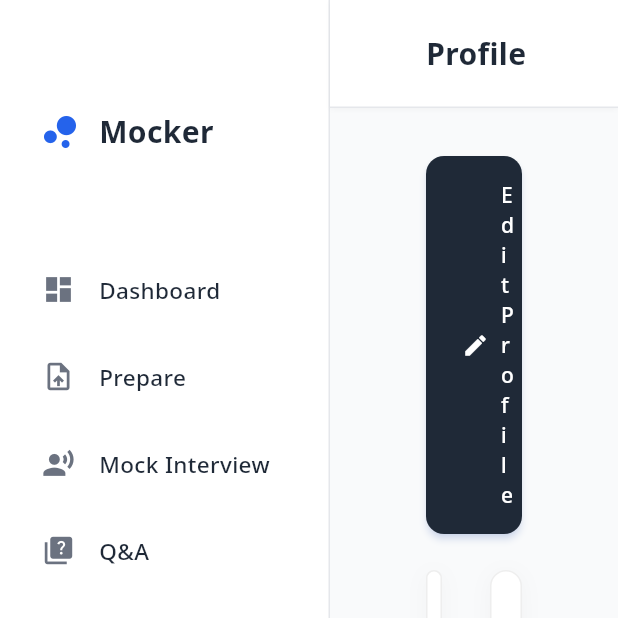
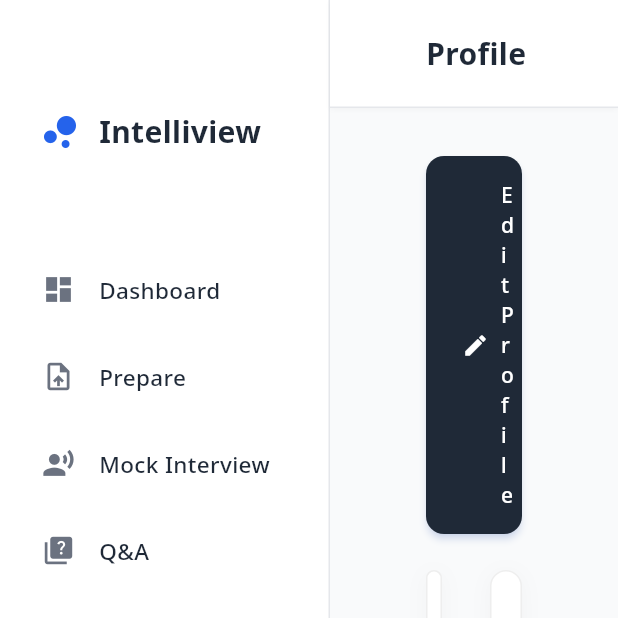
Before and after one commit to lydia-yan/Intelliview, a Flutter app: the screen it shows once a user with an empty profile is signed in, after a tap on the "person" icon, on a phone screen of 412 x 824 dp, the top half of it. Run offline on Flutter 3.47's test engine with Material 3 defaults, Android fonts, the phone set to English and light mode, and no system bars; our stand-ins replace file_picker, firebase_auth, firebase_core, google_fonts, google_sign_in, web; accounts and stored records are empty; network calls fail; statements that could not run were skipped.

Commit message:
Refactor: change the project name to Intelliview

```diff
--- a/frontend/mocker_web/lib/main.dart
+++ b/frontend/mocker_web/lib/main.dart
@@ -13,11 +13,11 @@ void main() async {
     options: DefaultFirebaseOptions.currentPlatform,
   );
 
-  runApp(const MockerApp());
+  runApp(const IntelliviewApp());
 }
 
-class MockerApp extends StatelessWidget {
-  const MockerApp({super.key});
+class IntelliviewApp extends StatelessWidget {
+  const IntelliviewApp({super.key});
 
   @override
   Widget build(BuildContext context) {
@@ -26,7 +26,7 @@ class MockerApp extends StatelessWidget {
         ChangeNotifierProvider(create: (_) => AuthService()),
       ],
       child: MaterialApp(
-        title: 'Mocker interview preparation',
+        title: 'Intelliview interview preparation',
         theme: AppTheme.lightTheme,
         home: const DashboardPage(),
       ),
--- a/frontend/mocker_web/lib/pages/dashboard_page.dart
+++ b/frontend/mocker_web/lib/pages/dashboard_page.dart
@@ -94,7 +94,7 @@ class _DashboardPageState extends State<DashboardPage> {
                           children: [
                             Icon(Icons.bubble_chart, color: AppTheme.primaryBlue, size: 32),
                             const SizedBox(width: 10),
-                            Text('Mocker', style: TextStyle(fontWeight: FontWeight.bold, fontSize: 20, color: AppTheme.darkGray)),
+                            Text('Intelliview', style: TextStyle(fontWeight: FontWeight.bold, fontSize: 20, color: AppTheme.darkGray)),
                           ],
                         ),
                       ),
--- a/frontend/mocker_web/lib/widgets/login_prompt.dart
+++ b/frontend/mocker_web/lib/widgets/login_prompt.dart
@@ -46,7 +46,7 @@ class LoginPrompt extends StatelessWidget {
 
             // title
             const Text(
-              'Welcome to Mocker',
+              'Welcome to Intelliview',
               style: TextStyle(
                 fontSize: 28,
                 fontWeight: FontWeight.bold,
```
Also changed, not shown: 5 other files.
